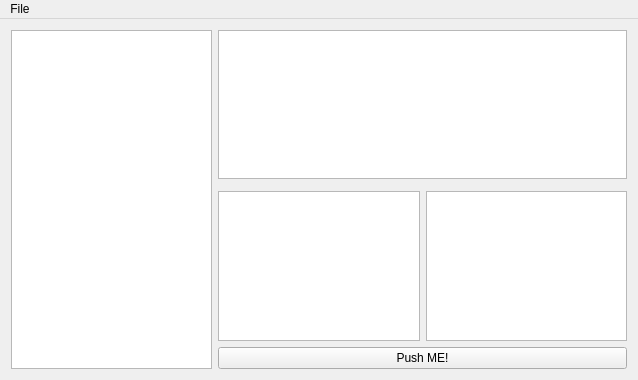
Nanamachi/Suiterans, file Qt/mainwindow.ui: the form before one commit.
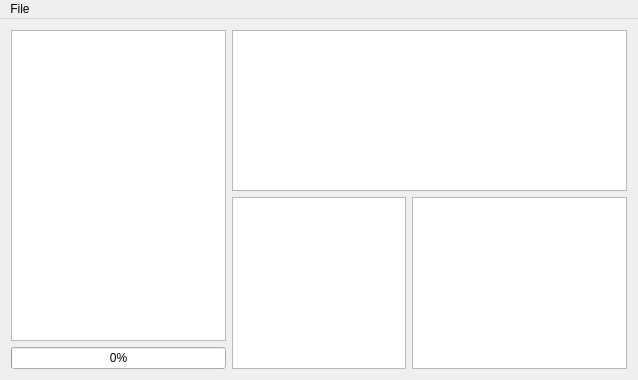
The form after the commit.

Patch:
```diff
--- a/Qt/mainwindow.ui
+++ b/Qt/mainwindow.ui
@@ -17,25 +17,55 @@
    <layout class="QHBoxLayout" name="horizontalLayout_3">
     <item>
      <layout class="QGridLayout" name="gridLayout">
-      <item row="2" column="2">
-       <widget class="QGraphicsView" name="imgview"/>
+      <item row="1" column="0" rowspan="5">
+       <widget class="QListView" name="folderlist">
+        <property name="acceptDrops">
+         <bool>true</bool>
+        </property>
+        <property name="editTriggers">
+         <set>QAbstractItemView::EditKeyPressed</set>
+        </property>
+        <property name="dragEnabled">
+         <bool>true</bool>
+        </property>
+       </widget>
       </item>
-      <item row="0" column="1" colspan="2">
-       <widget class="QTableView" name="paklist"/>
+      <item row="4" column="3" rowspan="3">
+       <widget class="QGraphicsView" name="imgview">
+        <property name="acceptDrops">
+         <bool>false</bool>
+        </property>
+       </widget>
       </item>
-      <item row="2" column="1">
+      <item row="1" column="1" rowspan="3" colspan="3">
+       <widget class="QTableView" name="paklist">
+        <property name="selectionBehavior">
+         <enum>QAbstractItemView::SelectRows</enum>
+        </property>
+        <property name="sortingEnabled">
+         <bool>true</bool>
+        </property>
+        <property name="cornerButtonEnabled">
+         <bool>false</bool>
+        </property>
+        <attribute name="horizontalHeaderDefaultSectionSize">
+         <number>250</number>
+        </attribute>
+        <attribute name="verticalHeaderDefaultSectionSize">
+         <number>25</number>
+        </attribute>
+       </widget>
+      </item>
+      <item row="6" column="0">
+       <widget class="QProgressBar" name="progressBar">
+        <property name="value">
+         <number>0</number>
+        </property>
+       </widget>
+      </item>
+      <item row="4" column="1" rowspan="3" colspan="2">
        <widget class="QTableView" name="pakinfo"/>
       </item>
-      <item row="0" column="0" rowspan="4">
-       <widget class="QListView" name="folderlist"/>
-      </item>
-      <item row="3" column="1" colspan="2">
-       <widget class="QPushButton" name="pushButton">
-        <property name="text">
-         <string>Push ME!</string>
-        </property>
-       </widget>
-      </item>
      </layout>
     </item>
    </layout>
```
Left out of the diff: 6 changed lines with no effect on the pictures.
